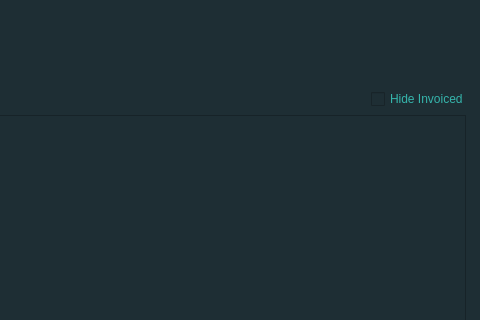
Qt form src/ui/ViewTimeEntries.ui (CanMatthewCode/ArchitectsLog) before a commit; both pictures show x 920 to 1400 and y 0 to 320 of the 1400 by 461 pixel window.
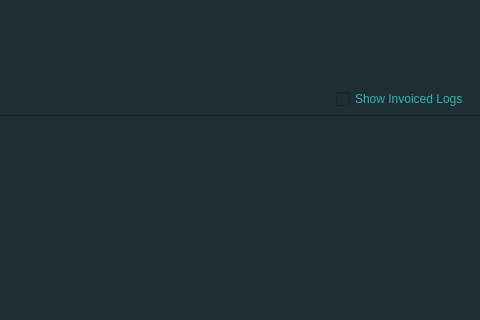
The same form after that commit.

Commit message: modify ViewTimeEntries class to display entries without an invoice_id by default, change click-button method name to showInvoicedTimes 	and have functionality display/hide all invoices on button-check/uncheck in architectsLog_PySide.py; modify checkbox to display ‘Show Invoiced Logs’ and rename QCheckBox to showInvoicedCheckBox in ViewTimeEntries.ui/.py

Diff of the .ui file:
```diff
--- a/src/ui/ViewTimeEntries.ui
+++ b/src/ui/ViewTimeEntries.ui
@@ -67,7 +67,7 @@
 }</string>
      </property>
      <property name="text">
-      <string>Hide Invoiced</string>
+      <string>Show Invoiced Logs</string>
      </property>
     </widget>
    </item>
@@ -81,7 +81,7 @@
      </property>
      <property name="minimumSize">
       <size>
-       <width>1375</width>
+       <width>1400</width>
        <height>0</height>
       </size>
      </property>
```
Left out of the diff: 2 changed lines with no effect on the pictures. The commit also changes 2 other files.
